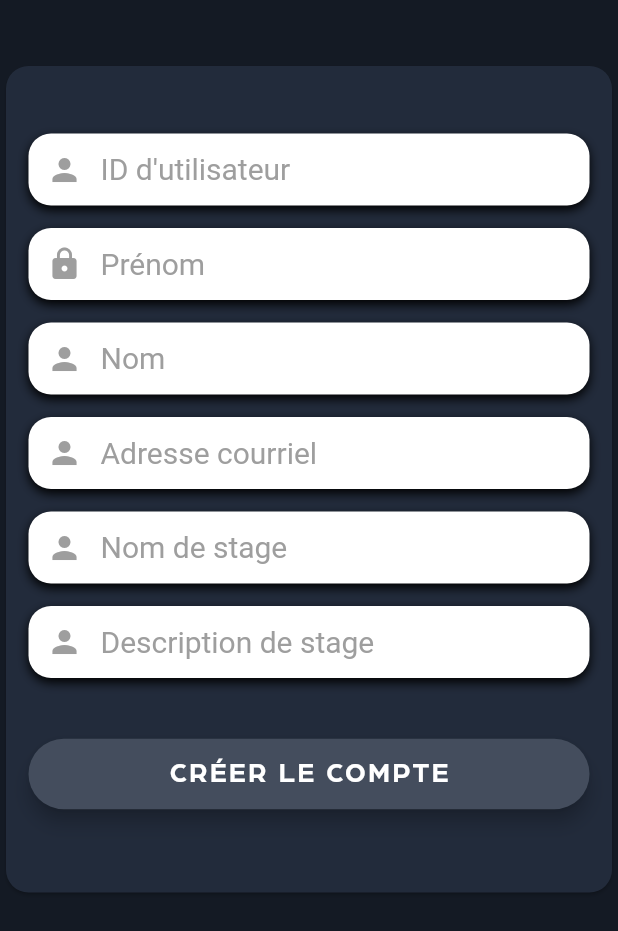
After one commit to ismozi/defiphoto, a Flutter app: the ajoutUtilisateur screen opened by its route, on a phone screen of 412 x 824 dp. The commit adds this screen. Shown: the top 931 px of the screen. Run offline on Flutter 3.47's test engine with Material 2 defaults, Android fonts, the phone set to English and light mode, and no system bars; our stand-ins replace flutter_image_compress, flutter_spinkit, image_picker, percent_indicator, photo_view; missing offline and left inert: gradient_bottom_navigation_bar, jwt_decode; accounts and stored records are empty.

Commit message:
Début page de création de compte
Et fix de quelques fonctionnalités

```diff
--- a/lib/main.dart
+++ b/lib/main.dart
@@ -7,6 +7,7 @@ import 'screens/mainPageAdmin.dart';
 import 'screens/pageCommentaire.dart';
 import 'screens/information.dart';
 import 'screens/profile_tabbar.dart';
+import 'screens/ajoutUtilisateur.dart';
 
 
 
@@ -25,6 +26,7 @@ class App extends StatelessWidget {
     '/mainPage' : (BuildContext context) => new MainPage(),
     '/mainPageAdmin' : (BuildContext context) => new mainPageAdmin(),
     '/progression' : (BuildContext context) => new InfoEleve(),
+    '/ajoutUtilisateur' : (BuildContext context) => new ajoutUtilisateur(),
     '/pageCommentaire' :(BuildContext context) => new pageCommentaire(),
     '/aide' : (BuildContext context) => new Inpage(),
     '/mainPageProf' : (BuildContext context) => new listeEleve(),
--- /dev/null
+++ b/lib/screens/ajoutUtilisateur.dart
@@ -0,0 +1,319 @@
+import 'package:flutter/material.dart';
+import 'package:flutter/cupertino.dart';
+import 'mainPage.dart';
+import 'package:http/http.dart' as http;
+import 'dart:convert';
+import 'package:jwt_decode/jwt_decode.dart';
+import 'package:flutter_spinkit/flutter_spinkit.dart';
+
+class ajoutUtilisateur extends StatefulWidget {
+  @override
+  _AjoutUtilisateurState createState() => _AjoutUtilisateurState();
+}
+
+class _AjoutUtilisateurState extends State<ajoutUtilisateur> {
+  bool _isLoading = false;
+  TextEditingController givenIdController = new TextEditingController();
+  TextEditingController passwdController = new TextEditingController();
+  TextEditingController prenomController = new TextEditingController();
+  TextEditingController nomController = new TextEditingController();
+  TextEditingController courrielController = new TextEditingController();
+  TextEditingController stageController = new TextEditingController();
+  TextEditingController stageDescController = new TextEditingController();
+
+  void signUp(String id, String prenom, String nom, String courriel,
+      String stage, String stageDesc) async {
+    String passwd = 'oui123';
+    String role = 'S';
+    String debut = '2019';
+    String fin = '2020';
+
+    print(id.trim().toString());
+    print(prenom.trim().toString());
+    print(nom.trim().toString());
+    print(courriel.trim().toString());
+    print(stage.trim().toString());
+    print(stageDesc.trim().toString());
+
+    var data = {
+      "givenId": id.trim().toString(),
+      "firstName": prenom.trim().toString(),
+      "lastName": nom.trim().toString(),
+      "email": courriel.trim().toString(),
+      "password": passwd.trim().toString(),
+      "role": role.trim().toString(),
+      "stageName": stage.trim().toString(),
+      "stageDesc": stageDesc.trim().toString(),
+    };
+
+    var response = await http.post("https://defiphoto-api.herokuapp.com/users",
+        body: data);
+    if (response.statusCode == 200) {
+      print("Done!");
+      setState(() {
+        Navigator.of(context).pop();
+        _isLoading = false;
+      });
+    }
+  }
+
+  @override
+  Widget build(BuildContext context) {
+    return Scaffold(
+        body: Container(
+      color: Color(0xff141a24),
+      child: Center(
+        child: _isLoading
+            ? Center(child: SpinKitDoubleBounce(size: 40, color: Colors.white))
+            : ListView(
+                children: <Widget>[
+                  SizedBox(
+                    height: 40.0,
+                  ),
+                  new Card(
+                      color: Color(0xFF222b3b),
+                      shape: RoundedRectangleBorder(
+                        borderRadius: BorderRadius.only(
+                            bottomRight: Radius.circular(15),
+                            topRight: Radius.circular(15),
+                            bottomLeft: Radius.circular(15),
+                            topLeft: Radius.circular(15)),
+                      ),
+                      child: Padding(
+                          padding: EdgeInsets.fromLTRB(15, 45, 15, 15),
+                          child: Column(children: <Widget>[
+                            Container(
+                              alignment: Alignment.center,
+                              decoration: BoxDecoration(
+                                color: Colors.white,
+                                borderRadius: BorderRadius.circular(15.0),
+                                boxShadow: [
+                                  BoxShadow(
+                                      offset: Offset(0, 3),
+                                      blurRadius: 5,
+                                      color: Colors.black)
+                                ],
+                              ),
+                              child: TextField(
+                                controller: givenIdController,
+                                style: new TextStyle(
+                                    fontSize: 20, color: Colors.black),
+                                decoration: InputDecoration(
+                                    hintStyle: TextStyle(
+                                        fontSize: 20.0, color: Colors.grey),
+                                    prefixIcon: Icon(
+                                      Icons.person,
+                                      color: Colors.grey,
+                                    ),
+                                    border: InputBorder.none,
+                                    hintText: "ID d'utilisateur"),
+                              ),
+                            ),
+                            SizedBox(
+                              height: 15.0,
+                            ),
+                            Container(
+                              alignment: Alignment.center,
+                              decoration: BoxDecoration(
+                                color: Colors.white,
+                                borderRadius: BorderRadius.circular(15.0),
+                                boxShadow: [
+                                  BoxShadow(
+                                      offset: Offset(0, 3),
+                                      blurRadius: 5,
+                                      color: Colors.black)
+                                ],
+                              ),
+                              child: TextField(
+                                controller: prenomController,
+                                style: new TextStyle(
+                                    fontSize: 20, color: Colors.black),
+                                decoration: InputDecoration(
+                                    hintStyle: TextStyle(
+                                        fontSize: 20.0, color: Colors.grey),
+                                    prefixIcon: Icon(
+                                      Icons.lock,
+                                      color: Colors.grey,
+                                    ),
+                                    border: InputBorder.none,
+                                    hintText: "Prénom"),
+                              ),
+                            ),
+                            SizedBox(
+                              height: 15.0,
+                            ),
+                            Container(
+                              alignment: Alignment.center,
+                              decoration: BoxDecoration(
+                                color: Colors.white,
+                                borderRadius: BorderRadius.circular(15.0),
+                                boxShadow: [
+                                  BoxShadow(
+                                      offset: Offset(0, 3),
+                                      blurRadius: 5,
+                                      color: Colors.black)
+                                ],
+                              ),
+                              child: TextField(
+                                controller: nomController,
+                                style: new TextStyle(
+                                    fontSize: 20, color: Colors.black),
+                                decoration: InputDecoration(
+                                    hintStyle: TextStyle(
+                                        fontSize: 20.0, color: Colors.grey),
+                                    prefixIcon: Icon(
+                                      Icons.person,
+                                      color: Colors.grey,
+                                    ),
+                                    border: InputBorder.none,
+                                    hintText: "Nom"),
+                              ),
+                            ),
+                            SizedBox(
+                              height: 15.0,
+                            ),
+                            Container(
+                              alignment: Alignment.center,
+                              decoration: BoxDecoration(
+                                color: Colors.white,
+                                borderRadius: BorderRadius.circular(15.0),
+                                boxShadow: [
+                                  BoxShadow(
+                                      offset: Offset(0, 3),
+                                      blurRadius: 5,
+                                      color: Colors.black)
+                                ],
+                              ),
+                              child: TextField(
+                                controller: courrielController,
+                                style: new TextStyle(
+                                    fontSize: 20, color: Colors.black),
+                                decoration: InputDecoration(
+                                    hintStyle: TextStyle(
+                                        fontSize: 20.0, color: Colors.grey),
+                                    prefixIcon: Icon(
+                                      Icons.person,
+                                      color: Colors.grey,
+                                    ),
+                                    border: InputBorder.none,
+                                    hintText: "Adresse courriel"),
+                              ),
+                            ),
+                            SizedBox(
+                              height: 15.0,
+                            ),
+                            Container(
+                              alignment: Alignment.center,
+                              decoration: BoxDecoration(
+                                color: Colors.white,
+                                borderRadius: BorderRadius.circular(15.0),
+                                boxShadow: [
+                                  BoxShadow(
+                                      offset: Offset(0, 3),
+                                      blurRadius: 5,
+                                      color: Colors.black)
+                                ],
+                              ),
+                              child: TextField(
+                                controller: stageController,
+                                style: new TextStyle(
+                                    fontSize: 20, color: Colors.black),
+                                decoration: InputDecoration(
+                                    hintStyle: TextStyle(
+                                        fontSize: 20.0, color: Colors.grey),
+                                    prefixIcon: Icon(
+                                      Icons.person,
+                                      color: Colors.grey,
+                                    ),
+                                    border: InputBorder.none,
+                                    hintText: "Nom de stage"),
+                              ),
+                            ),
+                            SizedBox(
+                              height: 15.0,
+                            ),
+                            Container(
+                              alignment: Alignment.center,
+                              decoration: BoxDecoration(
+                                color: Colors.white,
+                                borderRadius: BorderRadius.circular(15.0),
+                                boxShadow: [
+                                  BoxShadow(
+                                      offset: Offset(0, 3),
+                                      blurRadius: 5,
+                                      color: Colors.black)
+                                ],
+                              ),
+                              child: TextField(
+                                controller: stageDescController,
+                                style: new TextStyle(
+                                    fontSize: 20, color: Colors.black),
+                                decoration: InputDecoration(
+                                    hintStyle: TextStyle(
+                                        fontSize: 20.0, color: Colors.grey),
+                                    prefixIcon: Icon(
+                                      Icons.person,
+                                      color: Colors.grey,
+                                    ),
+                                    border: InputBorder.none,
+                                    hintText: "Description de stage"),
+                              ),
+                            ),
+                            SizedBox(
+                              height: 15.0,
+                            ),
+                            Container(
+                              padding: EdgeInsets.symmetric(vertical: 25.0),
+                              width: double.infinity,
+                              child: RaisedButton(
+                                elevation: 5.0,
+                                onPressed: () {
+                                  _isLoading = true;
+                                  setState(() {
+                                    setState(() {
+                                      signUp(
+                                          givenIdController.text
+                                              .toString()
+                                              .trim(),
+                                          prenomController.text
+                                              .toString()
+                                              .trim(),
+                                          nomController.text.toString().trim(),
+                                          courrielController.text
+                                              .toString()
+                                              .trim(),
+                                          stageController.text
+                                              .toString()
+                                              .trim(),
+                                          stageDescController.text
+                                              .toString()
+                                              .trim());
+                                    });
+                                  });
+                                },
+                                padding: EdgeInsets.all(12.0),
+                                shape: RoundedRectangleBorder(
+                                  borderRadius: BorderRadius.circular(30.0),
+                                ),
+                                color: Color(0xff444d5d),
+                                child: Text(
+                                  'CRÉER LE COMPTE',
+                                  style: TextStyle(
+                                    color: Colors.white,
+                                    letterSpacing: 1.5,
+                                    fontSize: 18.0,
+                                    fontFamily: 'Arboria',
+                                  ),
+                                ),
+                              ),
+                            ),
+                            SizedBox(
+                              height: 15.0,
+                            ),
+                          ])))
+                ],
+              ),
+      ),
+    ));
+  }
+}
--- a/lib/widgets/fabbottomappbar.dart
+++ b/lib/widgets/fabbottomappbar.dart
@@ -18,6 +18,8 @@ class FABBottomAppBar extends StatefulWidget {
     this.selectedColor,
     this.notchedShape,
     this.onTabSelected,
+    this.role,
+    this.questionEleve
 
   }) {
     assert(this.items.length == 6);
@@ -31,6 +33,8 @@ class FABBottomAppBar extends StatefulWidget {
   final Color selectedColor;
   final NotchedShape notchedShape;
   final ValueChanged<int> onTabSelected;
+  final String role;
+  final bool questionEleve;
 
 
   @override
@@ -56,7 +60,7 @@ class FABBottomAppBarState extends State<FABBottomAppBar> {
         onPressed: _updateIndex,
       );
     });
-    items.insert(items.length >> 1, _buildMiddleTabItem());
+    widget.role=='S'||(widget.role=='P'&&widget.questionEleve==true)?null:items.insert(items.length >> 1, _buildMiddleTabItem());
 
 // comment test pour la branchhe
     return BottomAppBar(
```
Also changed, not shown: lib/screens/mainPage.dart (+8 -11 lines), lib/screens/mainPageAdmin.dart (+10 -11 lines), lib/screens/pageCommentaire.dart (+202 -136 lines).
